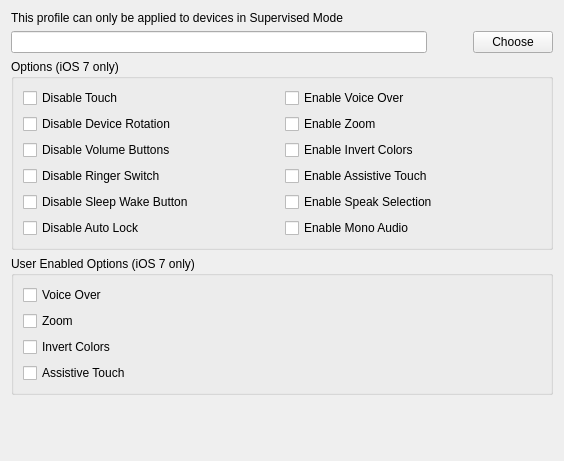
This is FWAdminLib/Configurator/AppLockForm.ui in fw-dev/translations as Qt 5 draws it before an edit. The edited form follows.
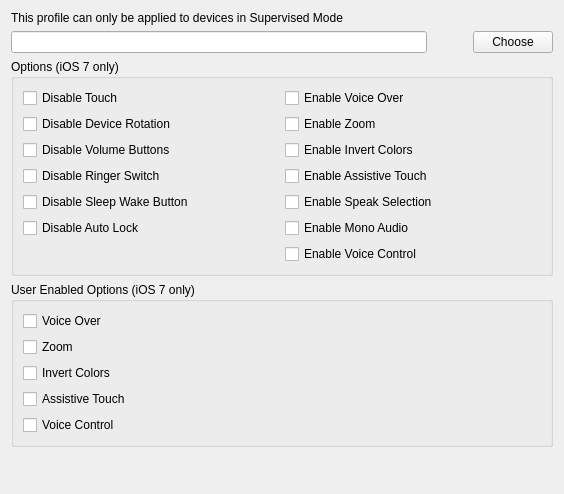
This is the edited form.

```diff
--- a/FWAdminLib/Configurator/AppLockForm.ui
+++ b/FWAdminLib/Configurator/AppLockForm.ui
@@ -7,7 +7,7 @@
     <x>0</x>
     <y>0</y>
     <width>564</width>
-    <height>461</height>
+    <height>494</height>
    </rect>
   </property>
   <property name="windowTitle">
@@ -145,6 +145,13 @@
         </property>
        </widget>
       </item>
+      <item row="7" column="1">
+       <widget class="QCheckBox" name="EnableVoiceControl">
+        <property name="text">
+         <string>Enable Voice Control</string>
+        </property>
+       </widget>
+      </item>
      </layout>
     </widget>
    </item>
@@ -182,6 +189,13 @@
         </property>
        </widget>
       </item>
+      <item>
+       <widget class="QCheckBox" name="VoiceControl">
+        <property name="text">
+         <string>Voice Control</string>
+        </property>
+       </widget>
+      </item>
      </layout>
     </widget>
    </item>
```
